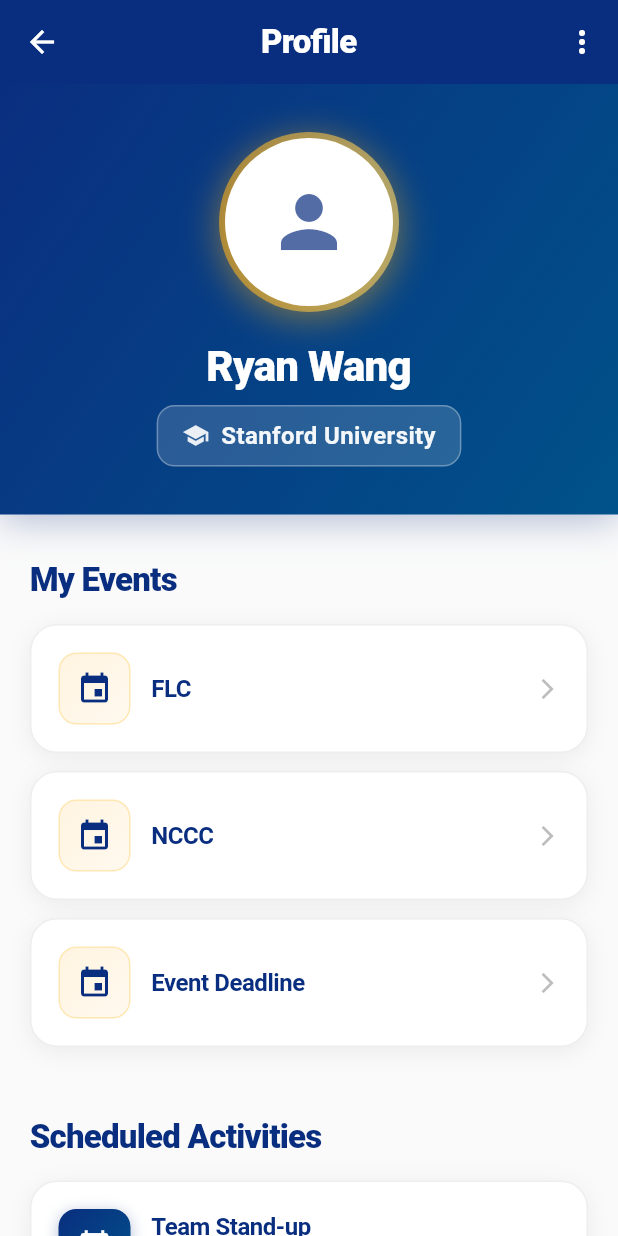
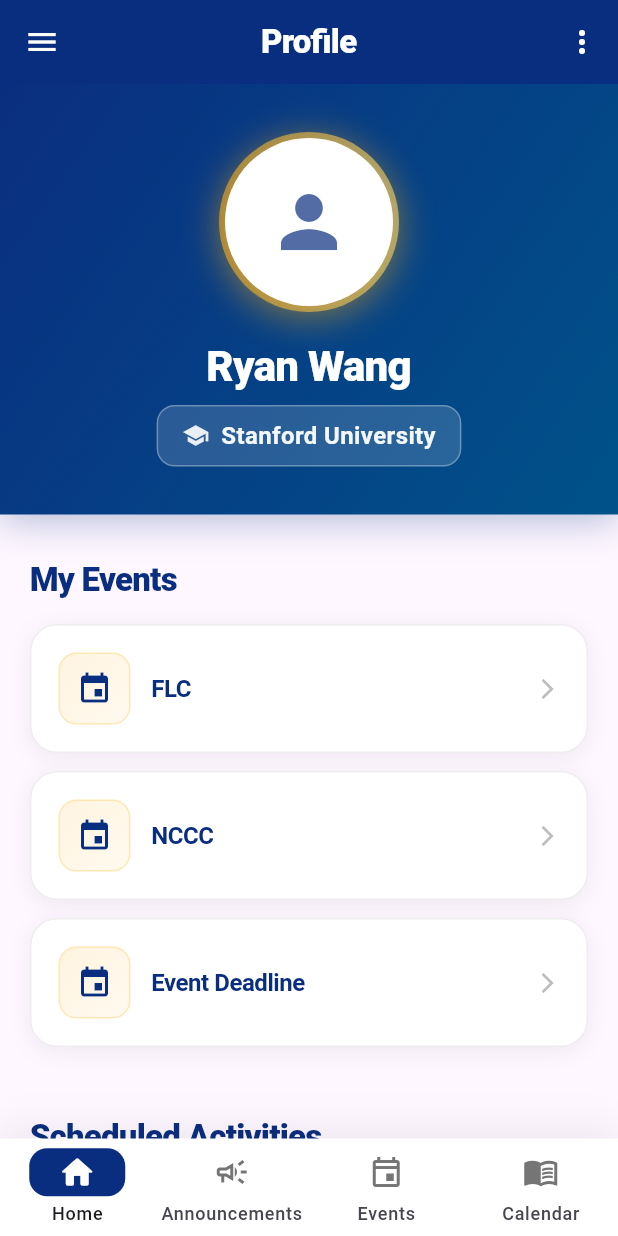
Before and after one commit to realstando/Lynq, a Flutter app: the MainScaffold screen opened directly, scrolled down 145 dp, after a tap on the "account circle" icon, on a phone screen of 412 x 824 dp. Run offline on Flutter 3.47's test engine with Material 3 defaults, Android fonts, the phone set to English and light mode, and no system bars; our stand-ins replace cloud_firestore, firebase_auth, firebase_core, table_calendar; accounts and stored records are empty.

Commit message:
Profile Fixed

```diff
--- a/lib/Annoucements/announcements_page.dart
+++ b/lib/Annoucements/announcements_page.dart
@@ -71,6 +71,7 @@ class _AnnouncementsPageState extends State<AnnouncementsPage> {
         onNavigate: widget.onNavigate,
       ),
       appBar: CustomAppBar(
+        onNavigate: widget.onNavigate,
         name: 'Announcements',
         color: const Color(0xFF1E3A8A),
         scaffoldKey: _scaffoldKey,
--- a/lib/Competive_Events/events_page.dart
+++ b/lib/Competive_Events/events_page.dart
@@ -70,6 +70,7 @@ class _EventsPageState extends State<EventsPage> {
         onNavigate: widget.onNavigate,
       ),
       appBar: CustomAppBar(
+        onNavigate: widget.onNavigate,
         name: 'Competitive Events',
         color: _getThemeColor(300),
         scaffoldKey: _scaffoldKey,
--- a/lib/Homepage/home_page.dart
+++ b/lib/Homepage/home_page.dart
@@ -66,6 +66,7 @@ class _HomePageState extends State<HomePage> {
         onNavigate: widget.onNavigate,
       ),
       appBar: CustomAppBar(
+        onNavigate: widget.onNavigate,
         name: 'Home Page',
         color: Colors.black,
         scaffoldKey: _scaffoldKey,
--- a/lib/NavigationBar/custom_appbar.dart
+++ b/lib/NavigationBar/custom_appbar.dart
@@ -7,12 +7,14 @@ class CustomAppBar extends StatelessWidget implements PreferredSizeWidget {
   final Color color;
   final GlobalKey<ScaffoldState> scaffoldKey;
   final VoidCallback? onProfileTap;
+  final void Function(int) onNavigate;
 
   CustomAppBar({
     super.key,
     required this.name,
     required this.color,
     required this.scaffoldKey,
+    required this.onNavigate,
     this.onProfileTap,
   });
 
@@ -63,12 +65,7 @@ class CustomAppBar extends StatelessWidget implements PreferredSizeWidget {
           onPressed:
               onProfileTap ??
               () {
-                // Default navigation to profile if no callback provided
-                Navigator.of(context).push(
-                  MaterialPageRoute(
-                    builder: (context) => const ProfilePage(),
-                  ),
-                );
+                onNavigate(5); // Navigate to profile page
               },
         ),
         const SizedBox(width: 8),
--- a/lib/Resources/resource_page.dart
+++ b/lib/Resources/resource_page.dart
@@ -34,6 +34,7 @@ class ResourcePage extends StatelessWidget {
         onNavigate: onNavigate,
       ),
       appBar: CustomAppBar(
+        onNavigate: onNavigate,
         name: 'FBLA Resources',
         color: Colors.green[700]!,
         scaffoldKey: _scaffoldKey,
--- a/lib/main.dart
+++ b/lib/main.dart
@@ -34,7 +34,7 @@ class MyApp extends StatelessWidget {
     return MaterialApp(
       title: 'LYNQ',
       debugShowCheckedModeBanner: false,
-      home: const AdminPage(),
+      home: const MainScaffold(),
       routes: {
         '/login/': (context) => const LoginPage(),
         '/signup/': (context) => const SignupPage(),
@@ -78,7 +78,9 @@ class _MainScaffoldState extends State<MainScaffold> {
         onAddCalendar: _addCalendar,
       ),
       ResourcePage(onNavigate: _navigateBar),
-      ProfilePage(),
+      ProfilePage(
+        onNavigate: _navigateBar,
+      ),
       // Hidden 5th page - drawer only
     ];
   }
--- a/lib/profile/profile_page.dart
+++ b/lib/profile/profile_page.dart
@@ -2,17 +2,21 @@ import 'package:coding_prog/profile/profile_formats.dart';
 import 'package:coding_prog/profile/profile_lists.dart';
 import 'package:firebase_auth/firebase_auth.dart';
 import 'package:flutter/material.dart';
+import 'package:coding_prog/NavigationBar/drawer_page.dart';
 
 enum MenuAction { logout }
 
 class ProfilePage extends StatefulWidget {
-  const ProfilePage({super.key});
+  const ProfilePage({super.key, required this.onNavigate});
+  final void Function(int) onNavigate;
 
   @override
   State<ProfilePage> createState() => _ProfilePageState();
 }
 
 class _ProfilePageState extends State<ProfilePage> {
+  final GlobalKey<ScaffoldState> _scaffoldKey = GlobalKey<ScaffoldState>();
+
   // FBLA Official Colors
   static const fblaNavy = Color(0xFF0A2E7F);
   static const fblaGold = Color(0xFFF4AB19);
@@ -40,7 +44,13 @@ class _ProfilePageState extends State<ProfilePage> {
     ];
 
     return Scaffold(
-      backgroundColor: Colors.grey.shade50,
+      key: _scaffoldKey,
+      drawer: DrawerPage(
+        icon: Icons.campaign_rounded,
+        name: 'Profile',
+        color: const Color(0xFF0A2E7F),
+        onNavigate: widget.onNavigate,
+      ),
       appBar: AppBar(
         title: const Text(
           'Profile',
```
